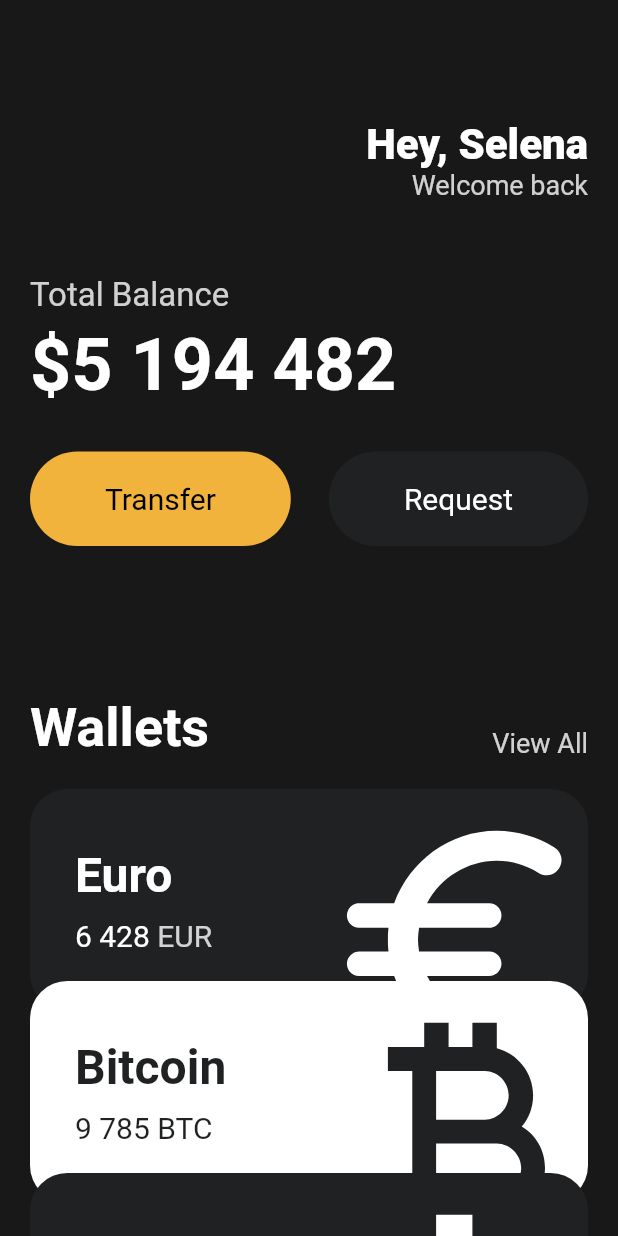
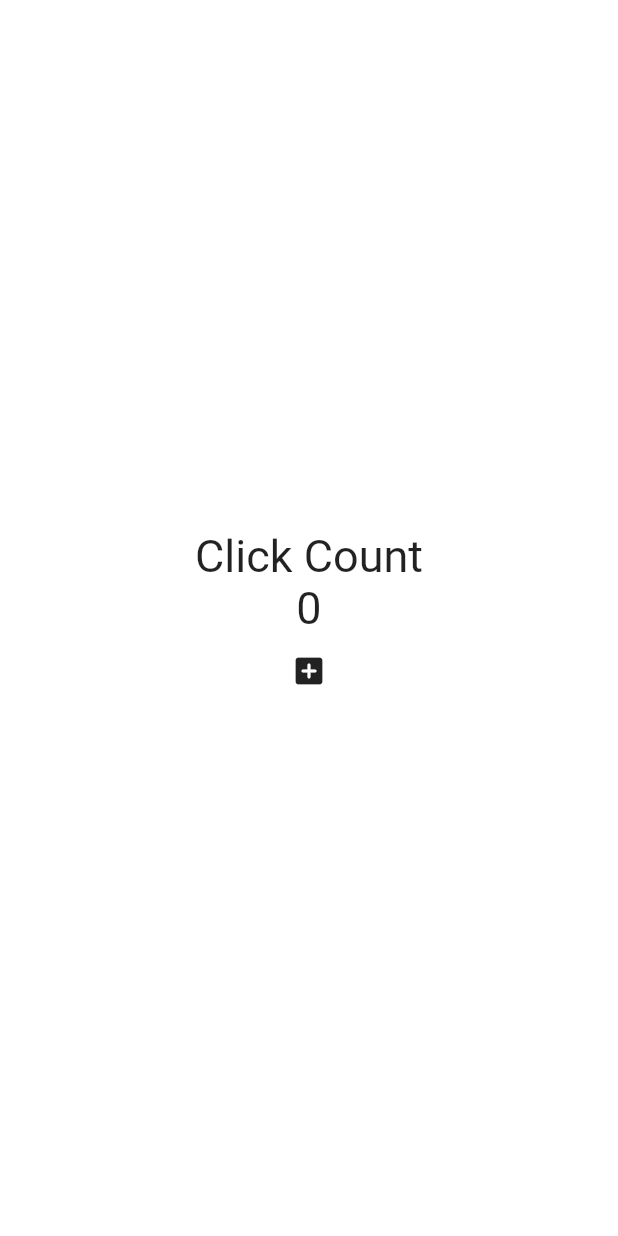
Before and after one commit to onethejay/toonflix, a Flutter app: the screen it shows after launch, on a phone screen of 412 x 824 dp. Run offline on Flutter 3.47's test engine with Material 2 defaults, Android fonts, the phone set to English and light mode, and no system bars.

Commit message:
stateful & setState 실습

```diff
--- a/lib/main.dart
+++ b/lib/main.dart
@@ -1,151 +1,48 @@
 import 'package:flutter/material.dart';
-import 'package:toonflix/widgets/Button.dart';
-import 'package:toonflix/widgets/currency_card.dart';
 
 void main() {
-  runApp(App());
+  runApp(const App());
 }
 
-class App extends StatelessWidget {
+class App extends StatefulWidget {
+  const App({super.key});
+
+  @override
+  State<App> createState() => _AppState();
+}
+
+class _AppState extends State<App> {
+  int counter = 0;
+
+  void onClicked() {
+    setState(() {
+      counter = counter + 1;
+    });
+  }
+
   @override
   Widget build(BuildContext context) {
-    // MaterialApp > Google
-    // CupertinoApp > Apple
-    // Material 스타일이 좀 더 작업하기 좋다.
-    // 물론 수정이 가능하므로 크게 신경쓰지 않아도 된다.
     return MaterialApp(
-      //home은 항상 scaffold를 가지고 있어야 한다.
       home: Scaffold(
-          backgroundColor: const Color(0xFF181818),
-          body: SingleChildScrollView(
-            child: Padding(
-              padding: const EdgeInsets.symmetric(
-                horizontal: 20,
-              ),
+        backgroundColor: Colors.white,
+        body: Center(
           child: Column(
-                crossAxisAlignment: CrossAxisAlignment.start,
-                children: [
-                  const SizedBox(
-                    height: 80,
-                  ),
-                  Row(
-                    mainAxisAlignment: MainAxisAlignment.end,
-                    children: [
-                      Column(
-                        crossAxisAlignment: CrossAxisAlignment.end,
+            mainAxisAlignment: MainAxisAlignment.center,
             children: [
               const Text(
-                            "Hey, Selena",
-                            style: TextStyle(
-                              fontSize: 28,
-                              fontWeight: FontWeight.w800,
-                              color: Colors.white,
-                            ),
+                "Click Count",
+                style: TextStyle(fontSize: 30),
               ),
               Text(
-                            "Welcome back",
-                            style: TextStyle(
-                              color: Colors.white.withOpacity(0.8),
-                              fontSize: 18,
+                "$counter",
+                style: const TextStyle(fontSize: 30),
               ),
-                          ),
-                        ],
-                      )
-                    ],
-                  ),
-                  const SizedBox(
-                    height: 50,
-                  ),
-                  Text(
-                    "Total Balance",
-                    style: TextStyle(
-                      fontSize: 22,
-                      color: Colors.white.withOpacity(0.8),
-                    ),
-                  ),
-                  const SizedBox(
-                    height: 5,
-                  ),
-                  const Text(
-                    "\$5 194 482",
-                    style: TextStyle(
-                      fontSize: 48,
-                      fontWeight: FontWeight.w600,
-                      color: Colors.white,
-                    ),
-                  ),
-                  const SizedBox(
-                    height: 30,
-                  ),
-                  const Row(
-                    mainAxisAlignment: MainAxisAlignment.spaceBetween,
-                    children: [
-                      Button(
-                        text: "Transfer",
-                        bgColor: Color(0xFFF1b33b),
-                        textColor: Colors.black,
-                      ),
-                      Button(
-                        text: "Request",
-                        bgColor: Color(0xFF1f2123),
-                        textColor: Colors.white,
-                      ),
-                    ],
-                  ),
-                  const SizedBox(
-                    height: 100,
-                  ),
-                  Row(
-                    crossAxisAlignment: CrossAxisAlignment.end,
-                    mainAxisAlignment: MainAxisAlignment.spaceBetween,
-                    children: [
-                      const Text(
-                        "Wallets",
-                        style: TextStyle(
-                            color: Colors.white,
-                            fontSize: 36,
-                            fontWeight: FontWeight.w600),
-                      ),
-                      Text(
-                        "View All",
-                        style: TextStyle(
-                          color: Colors.white.withOpacity(0.8),
-                          fontSize: 18,
-                        ),
-                      ),
-                    ],
-                  ),
-                  const SizedBox(
-                    height: 20,
-                  ),
-                  const CurrencyCard(
-                    name: "Euro",
-                    code: "EUR",
-                    amount: "6 428",
-                    icon: Icons.euro_rounded,
-                    isInverted: false,
-                    order: 0,
-                  ),
-                  const CurrencyCard(
-                    name: "Bitcoin",
-                    code: "BTC",
-                    amount: "9 785",
-                    icon: Icons.currency_bitcoin,
-                    isInverted: true,
-                    order: 1,
-                  ),
-                  const CurrencyCard(
-                    name: "Dollar",
-                    code: "USD",
-                    amount: "428",
-                    icon: Icons.attach_money,
-                    isInverted: false,
-                    order: 2,
-                  ),
+              IconButton(
+                  onPressed: onClicked, icon: const Icon(Icons.add_box_rounded))
             ],
           ),
         ),
-          )),
+      ),
     );
   }
 }
```
Also changed, not shown: 1 other file. Lines whose indentation alone changed are shown as unchanged.
